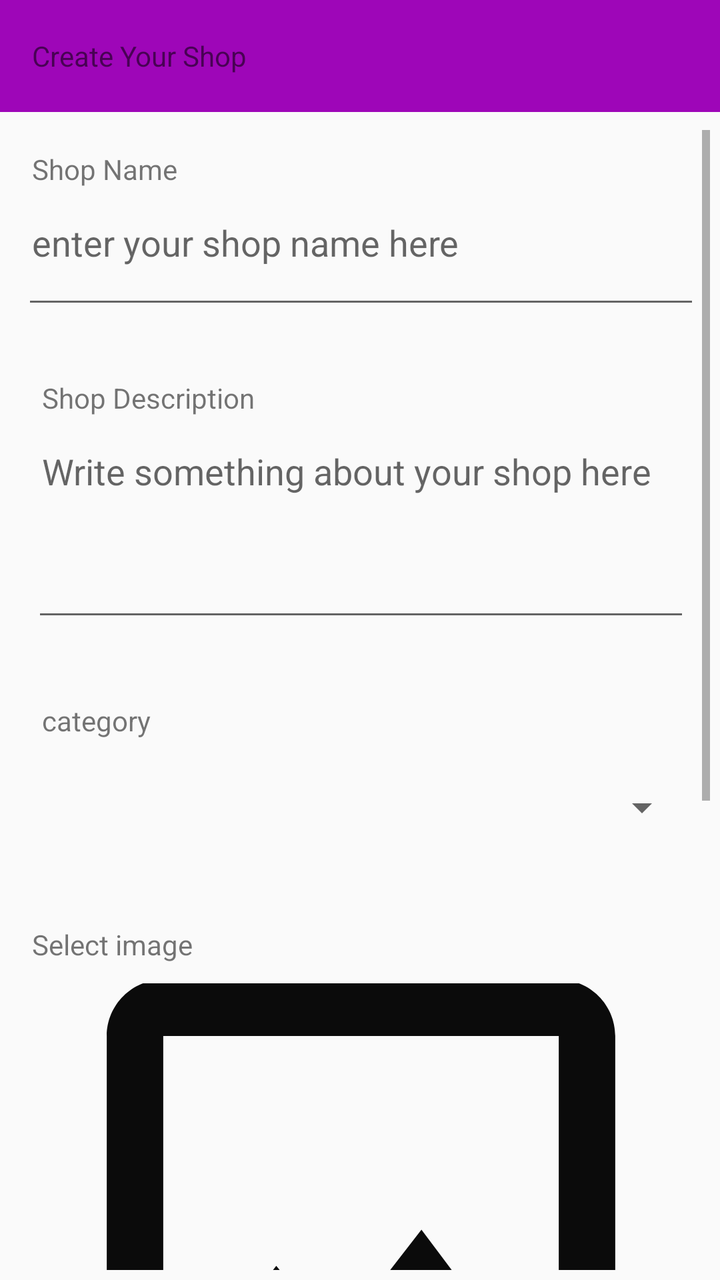
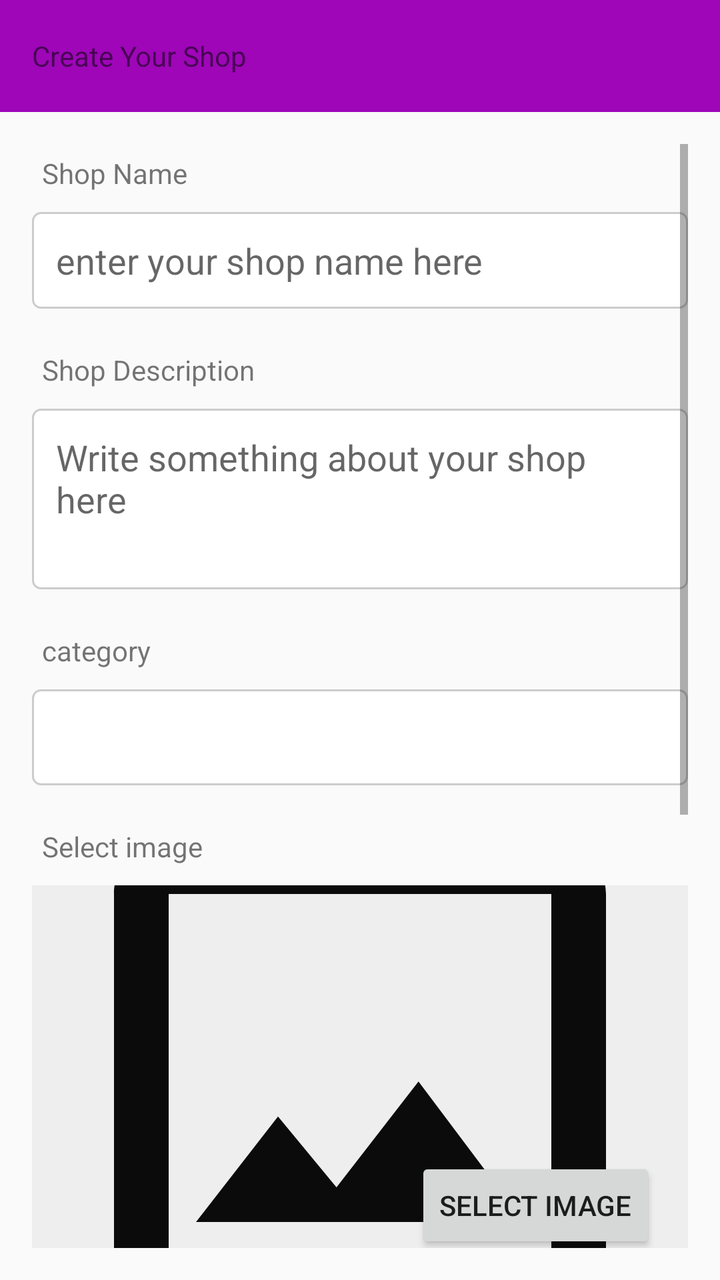

Before-and-after screenshots of an Android layout around one commit, followed by the original layout XML and the change that was made.
<!-- AndroidManifest.xml: application theme AppTheme -->
<!-- res/layout/activity_create_shop.xml -->
<?xml version="1.0" encoding="utf-8"?>
<androidx.constraintlayout.widget.ConstraintLayout xmlns:android="http://schemas.android.com/apk/res/android"
    xmlns:app="http://schemas.android.com/apk/res-auto"
    xmlns:tools="http://schemas.android.com/tools"
    android:id="@+id/main_layout"
    android:layout_width="match_parent"
    android:layout_height="match_parent"
    tools:context=".CreateShop">

    <androidx.appcompat.widget.Toolbar
        android:id="@+id/create_shop_toolbar"
        android:layout_width="match_parent"
        android:layout_height="wrap_content"
        android:layout_alignParentTop="true"
        android:background="@color/colorPrimaryDark"
        app:titleTextAppearance="@style/Base.CardView"

        app:layout_constraintEnd_toEndOf="parent"
        app:layout_constraintStart_toStartOf="parent"
        app:layout_constraintTop_toTopOf="parent"
        app:title="@string/create_shop" />

    <ScrollView
        android:id="@+id/create_shop_scroller"
        android:layout_width="match_parent"
        android:layout_height="match_parent"
        android:layout_marginStart="1dp"
        android:layout_marginTop="60dp"
        android:padding="5dp"
        android:scrollY="@android:dimen/thumbnail_height"
        app:layout_constraintBottom_toBottomOf="parent"
        app:layout_constraintEnd_toEndOf="parent"
        app:layout_constraintHorizontal_bias="0.0"
        app:layout_constraintStart_toStartOf="parent"
        app:layout_constraintTop_toBottomOf="@+id/create_shop_toolbar">


        <LinearLayout
            android:layout_width="match_parent"
            android:layout_height="wrap_content"
            android:orientation="vertical"
            android:padding="5dp">

            <LinearLayout
                android:layout_width="match_parent"
                android:layout_height="wrap_content"
                android:orientation="vertical">

                <TextView
                    android:layout_width="match_parent"
                    android:layout_height="wrap_content"
                    android:layout_marginBottom="5dp"
                    android:padding="5dp"
                    android:text="@string/enter_shop_name" />

                <EditText
                    android:id="@+id/enter_shop_name"
                    style="@style/CustomTextStyle"
                    android:layout_width="match_parent"
                    android:layout_height="wrap_content"
                    android:height="48dp"
                    android:hint="@string/enter_shop_name_hint"
                    android:inputType="textMultiLine"
                    android:maxLines="2"
                    android:minLines="2" />

            </LinearLayout>

            <LinearLayout
                android:layout_width="match_parent"
                android:layout_height="wrap_content"
                android:layout_marginTop="20dp"
                android:orientation="vertical"
                android:padding="5dp">

                <TextView
                    android:layout_width="match_parent"
                    android:layout_height="wrap_content"
                    android:layout_marginBottom="5dp"
                    android:padding="5dp"
                    android:text="@string/enter_shop_description" />

                <EditText
                    android:id="@+id/enter_shop_description"
                    style="@style/CustomTextStyle"
                    android:layout_width="match_parent"
                    android:layout_height="wrap_content"
                    android:height="48dp"
                    android:hint="@string/enter_shop_description_hint"
                    android:inputType="textMultiLine"
                    android:maxLines="10"
                    android:minLines="4"
                    android:paddingTop="8dp"
                    android:paddingBottom="8dp"
                    android:scrollbars="vertical" />
            </LinearLayout>

            <LinearLayout
                android:layout_width="match_parent"
                android:layout_height="wrap_content"
                android:layout_marginTop="20dp"
                android:orientation="vertical"
                android:padding="5dp">

                <TextView
                    android:layout_width="match_parent"
                    android:layout_height="wrap_content"
                    android:layout_marginBottom="5dp"
                    android:padding="5dp"
                    android:text="@string/select_shop_category" />

                <Spinner
                    android:id="@+id/select_shop_category"
                    style="@style/CustomTextStyle"
                    android:layout_width="match_parent"
                    android:layout_height="48dp"
                    android:height="48dp"
                    android:paddingTop="8dp"
                    android:paddingBottom="8dp"
                    android:prompt="@string/select_shop_category_hint" />
            </LinearLayout>

            <LinearLayout
                android:layout_width="match_parent"
                android:layout_height="wrap_content"
                android:layout_marginTop="20dp"
                android:orientation="vertical"
                android:paddingTop="5dp"
                android:paddingBottom="5dp">

                <TextView
                    android:layout_width="match_parent"
                    android:layout_height="wrap_content"
                    android:layout_marginBottom="5dp"
                    android:padding="5dp"
                    android:text="@string/select_shop_image" />

                <ImageView
                    android:id="@+id/select_shop_image"
                    android:layout_width="match_parent"
                    android:layout_height="250dp"
                    android:adjustViewBounds="true"
                    android:scaleType="centerCrop"
                    android:src="@drawable/outline_image_24"/>

                <Button
                    android:id="@+id/btn_select_shop_image"
                    android:layout_width="wrap_content"
                    android:layout_height="wrap_content"
                    android:text="@string/select_shop_image" />

            </LinearLayout>

            <LinearLayout
                android:layout_width="match_parent"
                android:layout_height="wrap_content"
                android:layout_marginTop="20dp"
                android:orientation="vertical"
                android:padding="5dp">

                <TextView
                    android:layout_width="match_parent"
                    android:layout_height="wrap_content"
                    android:layout_marginBottom="5dp"
                    android:padding="5dp"
                    android:text="@string/select_payment_method" />

                <Spinner
                    android:id="@+id/select_payment_method"
                    style="@style/CustomTextStyle"
                    android:layout_width="match_parent"
                    android:layout_height="48dp"
                    android:layout_marginBottom="8dp"
                    android:height="48dp"
                    android:paddingTop="8dp"
                    android:paddingBottom="8dp"
                    android:prompt="@string/select_shop_category_hint" />

                <EditText
                    android:id="@+id/enter_shortcode"
                    style="@style/CustomTextStyle"
                    android:layout_width="wrap_content"
                    android:layout_height="48dp"
                    android:height="48dp"
                    android:gravity="center_horizontal"
                    android:hint="@string/enter_payment_details_hint"
                    android:inputType="number"
                    android:paddingTop="8dp"
                    android:paddingBottom="8dp" />
            </LinearLayout>

            <LinearLayout
                android:layout_width="match_parent"
                android:layout_height="wrap_content"
                android:layout_marginTop="20dp"
                android:orientation="vertical"
                android:padding="5dp">

                <Button
                    android:id="@+id/btn_create"
                    android:layout_width="match_parent"
                    android:layout_height="wrap_content"
                    android:text="@string/create_shop" />

            </LinearLayout>


        </LinearLayout>


    </ScrollView>
</androidx.constraintlayout.widget.ConstraintLayout>
<!-- resources referenced by this layout -->
<resources>
  <color name="colorPrimaryDark">#9E06B8</color>
  <!-- drawable outline_image_24 (drawable) -->
  <vector android:alpha="0.96" android:height="24dp"
      android:tint="#000000" android:viewportHeight="24"
      android:viewportWidth="24" android:width="24dp" xmlns:android="http://schemas.android.com/apk/res/android">
      <path android:fillColor="@android:color/white" android:pathData="M19,5v14L5,19L5,5h14m0,-2L5,3c-1.1,0 -2,0.9 -2,2v14c0,1.1 0.9,2 2,2h14c1.1,0 2,-0.9 2,-2L21,5c0,-1.1 -0.9,-2 -2,-2zM14.14,11.86l-3,3.87L9,13.14 6,17h12l-3.86,-5.14z"/>
  </vector>
  <string name="create_shop">Create Your Shop</string>
  <string name="enter_payment_details_hint">Enter your Mpesa till number here</string>
  <string name="enter_shop_description">Shop Description</string>
  <string name="enter_shop_description_hint">Write something about your shop here</string>
  <string name="enter_shop_name">Shop Name </string>
  <string name="enter_shop_name_hint">enter your shop name here</string>
  <string name="select_payment_method">Payment Method</string>
  <string name="select_shop_category">category</string>
  <string name="select_shop_category_hint">select your the type of your shop here</string>
  <string name="select_shop_image">Select image</string>
  <style name="CustomTextStyle" parent="android:TextAppearance">
          <item name="android:textColor">#000000</item>
          <item name="android:textSize">18dp</item>
          <item name="android:padding">5dp</item>
          <item name="android:gravity">top</item>
          <item name="height">48dp</item>
          
      </style>
  <style name="AppTheme" parent="Theme.AppCompat.Light.NoActionBar">
          <item name="colorPrimary">@color/colorPrimary</item>
          <item name="colorPrimaryDark">@color/colorPrimaryDark</item>
          <item name="colorAccent">@color/colorAccent</item>
      </style>
  <color name="colorPrimary">#F508FD</color>
  <color name="colorAccent">#D81B60</color>
</resources>

<!-- the commit's change to res/layout/activity_create_shop.xml (unified diff, before → after) -->
@@ -11,10 +11,8 @@
         android:id="@+id/create_shop_toolbar"
         android:layout_width="match_parent"
         android:layout_height="wrap_content"
-        android:layout_alignParentTop="true"
         android:background="@color/colorPrimaryDark"
         app:titleTextAppearance="@style/Base.CardView"
-
         app:layout_constraintEnd_toEndOf="parent"
         app:layout_constraintStart_toStartOf="parent"
         app:layout_constraintTop_toTopOf="parent"
@@ -23,190 +21,171 @@
     <ScrollView
         android:id="@+id/create_shop_scroller"
         android:layout_width="match_parent"
-        android:layout_height="match_parent"
-        android:layout_marginStart="1dp"
-        android:layout_marginTop="60dp"
-        android:padding="5dp"
-        android:scrollY="@android:dimen/thumbnail_height"
+        android:layout_height="0dp"
+        android:padding="16dp"
         app:layout_constraintBottom_toBottomOf="parent"
         app:layout_constraintEnd_toEndOf="parent"
-        app:layout_constraintHorizontal_bias="0.0"
         app:layout_constraintStart_toStartOf="parent"
         app:layout_constraintTop_toBottomOf="@+id/create_shop_toolbar">
-
 
         <LinearLayout
             android:layout_width="match_parent"
             android:layout_height="wrap_content"
-            android:orientation="vertical"
-            android:padding="5dp">
+            android:orientation="vertical">
 
-            <LinearLayout
+            
+            <TextView
                 android:layout_width="match_parent"
                 android:layout_height="wrap_content"
-                android:orientation="vertical">
+                android:layout_marginBottom="5dp"
+                android:padding="5dp"
+                android:text="@string/enter_shop_name" />
 
-                <TextView
-                    android:layout_width="match_parent"
-                    android:layout_height="wrap_content"
-                    android:layout_marginBottom="5dp"
-                    android:padding="5dp"
-                    android:text="@string/enter_shop_name" />
-
-                <EditText
-                    android:id="@+id/enter_shop_name"
-                    style="@style/CustomTextStyle"
-                    android:layout_width="match_parent"
-                    android:layout_height="wrap_content"
-                    android:height="48dp"
-                    android:hint="@string/enter_shop_name_hint"
-                    android:inputType="textMultiLine"
-                    android:maxLines="2"
-                    android:minLines="2" />
-
-            </LinearLayout>
-
-            <LinearLayout
+            <EditText
+                android:id="@+id/enter_shop_name"
+                style="@style/CustomTextStyle"
                 android:layout_width="match_parent"
                 android:layout_height="wrap_content"
-                android:layout_marginTop="20dp"
-                android:orientation="vertical"
-                android:padding="5dp">
+                android:background="@drawable/edit_text_background"
+                android:padding="12dp"
+                android:layout_marginBottom="16dp"
+                android:inputType="text"
+                android:hint="@string/enter_shop_name_hint" />
 
-                <TextView
-                    android:layout_width="match_parent"
-                    android:layout_height="wrap_content"
-                    android:layout_marginBottom="5dp"
-                    android:padding="5dp"
-                    android:text="@string/enter_shop_description" />
-
-                <EditText
-                    android:id="@+id/enter_shop_description"
-                    style="@style/CustomTextStyle"
-                    android:layout_width="match_parent"
-                    android:layout_height="wrap_content"
-                    android:height="48dp"
-                    android:hint="@string/enter_shop_description_hint"
-                    android:inputType="textMultiLine"
-                    android:maxLines="10"
-                    android:minLines="4"
-                    android:paddingTop="8dp"
-                    android:paddingBottom="8dp"
-                    android:scrollbars="vertical" />
-            </LinearLayout>
-
-            <LinearLayout
+            
+            <TextView
                 android:layout_width="match_parent"
                 android:layout_height="wrap_content"
-                android:layout_marginTop="20dp"
-                android:orientation="vertical"
-                android:padding="5dp">
+                android:layout_marginBottom="5dp"
+                android:padding="5dp"
+                android:text="@string/enter_shop_description" />
 
-                <TextView
-                    android:layout_width="match_parent"
-                    android:layout_height="wrap_content"
-                    android:layout_marginBottom="5dp"
-                    android:padding="5dp"
-                    android:text="@string/select_shop_category" />
-
-                <Spinner
-                    android:id="@+id/select_shop_category"
-                    style="@style/CustomTextStyle"
-                    android:layout_width="match_parent"
-                    android:layout_height="48dp"
-                    android:height="48dp"
-                    android:paddingTop="8dp"
-                    android:paddingBottom="8dp"
-                    android:prompt="@string/select_shop_category_hint" />
-            </LinearLayout>
-
-            <LinearLayout
+            <EditText
+                android:id="@+id/enter_shop_description"
+                style="@style/CustomTextStyle"
                 android:layout_width="match_parent"
                 android:layout_height="wrap_content"
-                android:layout_marginTop="20dp"
-                android:orientation="vertical"
-                android:paddingTop="5dp"
-                android:paddingBottom="5dp">
+                android:background="@drawable/edit_text_background"
+                android:padding="12dp"
+                android:layout_marginBottom="16dp"
+                android:minLines="3"
+                android:gravity="top|start"
+                android:inputType="textMultiLine"
+                android:hint="@string/enter_shop_description_hint" />
 
-                <TextView
-                    android:layout_width="match_parent"
-                    android:layout_height="wrap_content"
-                    android:layout_marginBottom="5dp"
-                    android:padding="5dp"
-                    android:text="@string/select_shop_image" />
+            
+            <TextView
+                android:layout_width="match_parent"
+                android:layout_height="wrap_content"
+                android:layout_marginBottom="5dp"
+                android:padding="5dp"
+                android:text="@string/select_shop_category" />
+
+            <Spinner
+                android:id="@+id/select_shop_category"
+                style="@style/CustomTextStyle"
+                android:layout_width="match_parent"
+                android:layout_height="48dp"
+                android:background="@drawable/spinner_background"
+                android:layout_marginBottom="16dp"
+                android:padding="8dp"
+                android:prompt="@string/select_shop_category_hint" />
+
+            
+            <TextView
+                android:layout_width="match_parent"
+                android:layout_height="wrap_content"
+                android:layout_marginBottom="5dp"
+                android:padding="5dp"
+                android:text="@string/select_shop_image" />
+
+            <FrameLayout
+                android:layout_width="match_parent"
+                android:layout_height="wrap_content"
+                android:layout_marginBottom="16dp">
 
                 <ImageView
                     android:id="@+id/select_shop_image"
                     android:layout_width="match_parent"
-                    android:layout_height="250dp"
-                    android:adjustViewBounds="true"
+                    android:layout_height="200dp"
                     android:scaleType="centerCrop"
-                    android:src="@drawable/outline_image_24"/>
+                    android:background="#EEEEEE"
+                    android:src="@drawable/outline_image_24" />
 
                 <Button
                     android:id="@+id/btn_select_shop_image"
                     android:layout_width="wrap_content"
                     android:layout_height="wrap_content"
+                    android:layout_gravity="bottom|end"
+                    android:layout_margin="16dp"
                     android:text="@string/select_shop_image" />
+            </FrameLayout>
 
-            </LinearLayout>
-
-            <LinearLayout
+            
+            <TextView
                 android:layout_width="match_parent"
                 android:layout_height="wrap_content"
-                android:layout_marginTop="20dp"
-                android:orientation="vertical"
-                android:padding="5dp">
+                android:layout_marginBottom="5dp"
+                android:padding="5dp"
+                android:text="@string/select_payment_method" />
 
-                <TextView
-                    android:layout_width="match_parent"
-                    android:layout_height="wrap_content"
-                    android:layout_marginBottom="5dp"
-                    android:padding="5dp"
-                    android:text="@string/select_payment_method" />
+            <Spinner
+                android:id="@+id/select_payment_method"
+                style="@style/CustomTextStyle"
+                android:layout_width="match_parent"
+                android:layout_height="48dp"
+                android:background="@drawable/spinner_background"
+                android:layout_marginBottom="16dp"
+                android:padding="8dp"
+                android:prompt="@string/select_payment_method_hint" />
 
-                <Spinner
-                    android:id="@+id/select_payment_method"
-                    style="@style/CustomTextStyle"
-                    android:layout_width="match_parent"
-                    android:layout_height="48dp"
-                    android:layout_marginBottom="8dp"
-                    android:height="48dp"
-                    android:paddingTop="8dp"
-                    android:paddingBottom="8dp"
-                    android:prompt="@string/select_shop_category_hint" />
-
-                <EditText
-                    android:id="@+id/enter_shortcode"
-                    style="@style/CustomTextStyle"
-                    android:layout_width="wrap_content"
-                    android:layout_height="48dp"
-                    android:height="48dp"
-                    android:gravity="center_horizontal"
-                    android:hint="@string/enter_payment_details_hint"
-                    android:inputType="number"
-                    android:paddingTop="8dp"
-                    android:paddingBottom="8dp" />
-            </LinearLayout>
-
-            <LinearLayout
+            
+            <TextView
+                android:id="@+id/tv_shortcode"
                 android:layout_width="match_parent"
                 android:layout_height="wrap_content"
-                android:layout_marginTop="20dp"
-                android:orientation="vertical"
-                android:padding="5dp">
+                android:layout_marginBottom="5dp"
+                android:padding="5dp"
+                android:text="@string/enter_payment_details_hint" />
 
-                <Button
-                    android:id="@+id/btn_create"
-                    android:layout_width="match_parent"
-                    android:layout_height="wrap_content"
-                    android:text="@string/create_shop" />
+            <EditText
+                android:id="@+id/enter_shortcode"
+                style="@style/CustomTextStyle"
+                android:layout_width="match_parent"
+                android:layout_height="wrap_content"
+                android:background="@drawable/edit_text_background"
+                android:padding="12dp"
+                android:layout_marginBottom="24dp"
+                android:inputType="number"
+                android:hint="@string/enter_payment_details_hint" />
 
-            </LinearLayout>
+            <TextView
+                android:id="@+id/tv_accountRef"
+                android:layout_width="match_parent"
+                android:layout_height="wrap_content"
+                android:layout_marginBottom="5dp"
+                android:padding="5dp"
+                android:text="@string/enter_payment_details_hint" />
 
+            <EditText
+                android:id="@+id/enter_account_ref"
+                style="@style/CustomTextStyle"
+                android:layout_width="match_parent"
+                android:layout_height="wrap_content"
+                android:background="@drawable/edit_text_background"
+                android:padding="12dp"
+                android:layout_marginBottom="24dp"
+                android:inputType="text"
+                android:hint="@string/enter_account_number" />
+
+            
+            <Button
+                android:id="@+id/btn_create"
+                android:layout_width="match_parent"
+                android:layout_height="wrap_content"
+                android:padding="12dp"
+                android:text="@string/create_shop" />
 
         </LinearLayout>
-
-
     </ScrollView>
 </androidx.constraintlayout.widget.ConstraintLayout>
<!-- resource entries referenced after the edit -->
@@ -1,19 +1,41 @@
 <!-- resources referenced by this layout -->
 <resources>
   <color name="colorPrimaryDark">#9E06B8</color>
+  <!-- drawable edit_text_background (drawable) -->
+  <?xml version="1.0" encoding="utf-8"?>
+  <shape xmlns:android="http://schemas.android.com/apk/res/android"
+      android:shape="rectangle">
+      <solid android:color="#FFFFFF" />
+      <corners android:radius="4dp" />
+      <stroke
+          android:width="1dp"
+          android:color="#CCCCCC" />
+  </shape>
   <!-- drawable outline_image_24 (drawable) -->
   <vector android:alpha="0.96" android:height="24dp"
       android:tint="#000000" android:viewportHeight="24"
       android:viewportWidth="24" android:width="24dp" xmlns:android="http://schemas.android.com/apk/res/android">
       <path android:fillColor="@android:color/white" android:pathData="M19,5v14L5,19L5,5h14m0,-2L5,3c-1.1,0 -2,0.9 -2,2v14c0,1.1 0.9,2 2,2h14c1.1,0 2,-0.9 2,-2L21,5c0,-1.1 -0.9,-2 -2,-2zM14.14,11.86l-3,3.87L9,13.14 6,17h12l-3.86,-5.14z"/>
   </vector>
+  <!-- drawable spinner_background (drawable) -->
+  <?xml version="1.0" encoding="utf-8"?>
+  <shape xmlns:android="http://schemas.android.com/apk/res/android"
+      android:shape="rectangle">
+      <solid android:color="#FFFFFF" />
+      <corners android:radius="4dp" />
+      <stroke
+          android:width="1dp"
+          android:color="#CCCCCC" />
+  </shape>
   <string name="create_shop">Create Your Shop</string>
+  <string name="enter_account_number">Enter Account Number</string>
   <string name="enter_payment_details_hint">Enter your Mpesa till number here</string>
   <string name="enter_shop_description">Shop Description</string>
   <string name="enter_shop_description_hint">Write something about your shop here</string>
   <string name="enter_shop_name">Shop Name </string>
   <string name="enter_shop_name_hint">enter your shop name here</string>
   <string name="select_payment_method">Payment Method</string>
+  <string name="select_payment_method_hint">Select a payment method</string>
   <string name="select_shop_category">category</string>
   <string name="select_shop_category_hint">select your the type of your shop here</string>
   <string name="select_shop_image">Select image</string>
